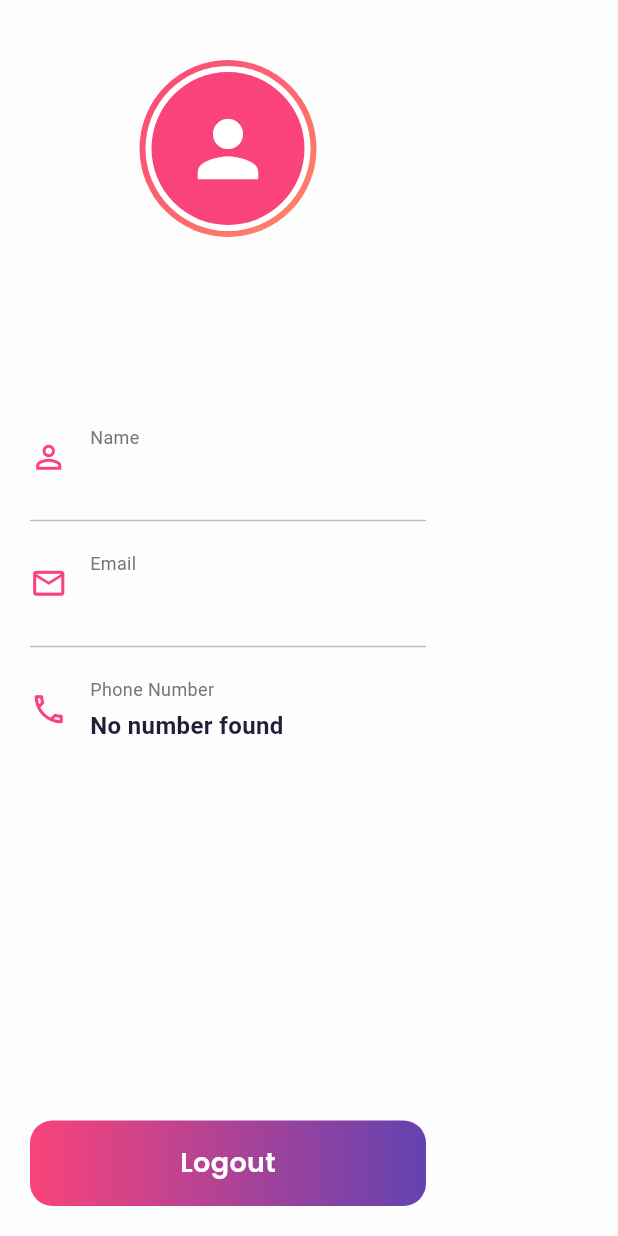
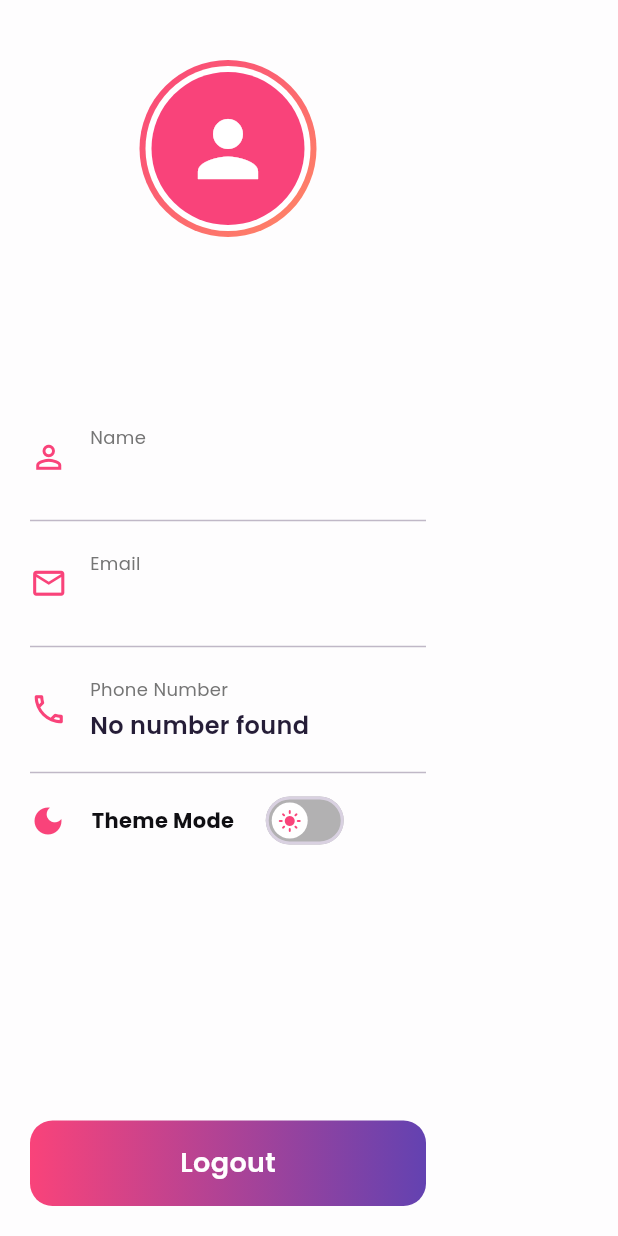
Before and after one commit to SUDIPSHIT777/safe_her, a Flutter app: the Mydrawer widget shown alone on an empty page, opened directly, on a phone screen of 412 x 824 dp. Run offline on Flutter 3.47's test engine with Material 3 defaults, Android fonts, the light colour scheme and no system bars; drawn by our look-alikes of auto_size_text; our stand-ins replace cloud_firestore, firebase_auth, firebase_core, flutter_dotenv, go_router, google_fonts and 3 more; accounts and stored records are empty.

Commit message:
home is complete

```diff
--- a/lib/core/theme/theme.dart
+++ b/lib/core/theme/theme.dart
@@ -164,3 +164,12 @@ class AppTheme {
     ),
   );
 }
+
+class ThemeController extends ChangeNotifier {
+  bool _isdarkMode = false;
+  bool get isdarkMode => _isdarkMode;
+  void chnageTheme() {
+    _isdarkMode = !isdarkMode;
+    notifyListeners();
+  }
+}
--- a/lib/features/home/widget/mydrawer.dart
+++ b/lib/features/home/widget/mydrawer.dart
@@ -1,7 +1,9 @@
 import 'package:firebase_auth/firebase_auth.dart';
 import 'package:flutter/material.dart';
 import 'package:go_router/go_router.dart';
+import 'package:google_fonts/google_fonts.dart';
 import 'package:provider/provider.dart';
+import 'package:safe_her/core/theme/theme.dart';
 import 'package:safe_her/features/auth/googlelogin/googlelogin.dart';
 import 'package:safe_her/features/auth/googlelogin/storelogin.dart';
 import 'package:safe_her/features/home/controller/userprovider.dart';
@@ -123,7 +125,39 @@ class Mydrawer extends StatelessWidget {
                         ? firestoreUser!.phoneNumber!
                         : 'No number found',
                   ),
-
+                  Divider(),
+                  Consumer<ThemeController>(
+                    builder: (context, value, child) => Row(
+                      crossAxisAlignment: CrossAxisAlignment.center,
+                      spacing: 17,
+                      mainAxisAlignment: .start,
+                      children: [
+                        Icon(Icons.dark_mode, color: const Color(0xFFF9437A)),
+                        Text(
+                          "Theme Mode",
+                          style: GoogleFonts.poppins(
+                            fontWeight: FontWeight.bold,
+                          ),
+                        ),
+                        Switch(
+                          value: value.isdarkMode,
+                          onChanged: (v) => value.chnageTheme(),
+                          inactiveThumbColor: Colors.white,
+                          inactiveTrackColor: Colors.black.withValues(
+                            alpha: 0.3,
+                          ),
+                          thumbIcon: WidgetStatePropertyAll(
+                            Icon(
+                              value.isdarkMode
+                                  ? Icons.dark_mode
+                                  : Icons.light_mode,
+                              color: const Color(0xFFF9437A),
+                            ),
+                          ),
+                        ),
+                      ],
+                    ),
+                  ),
                   const Spacer(),
                   customGradientButton(
                     context: context,
@@ -167,14 +201,17 @@ class Mydrawer extends StatelessWidget {
               children: [
                 Text(
                   title,
-                  style: TextStyle(fontSize: 12, color: Colors.grey.shade600),
+                  style: GoogleFonts.poppins(
+                    fontSize: 12,
+                    color: Colors.grey.shade600,
+                  ),
                 ),
 
                 const SizedBox(height: 4),
 
                 Text(
                   value,
-                  style: TextStyle(
+                  style: GoogleFonts.poppins(
                     fontSize: 16,
                     fontWeight: FontWeight.w600,
                     color: themecolor.inverseSurface,
```
Also changed, not shown: lib/features/legal/ui/leagelshield.dart (added, +10 -0 lines), lib/main.dart (+13 -2 lines).
